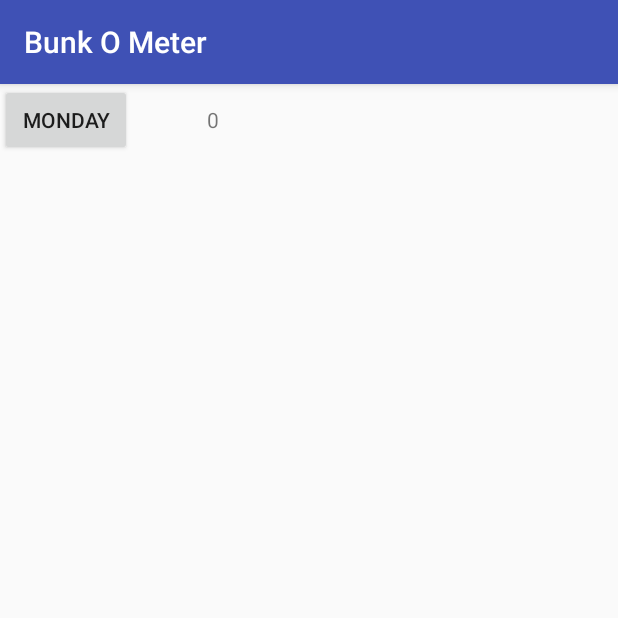
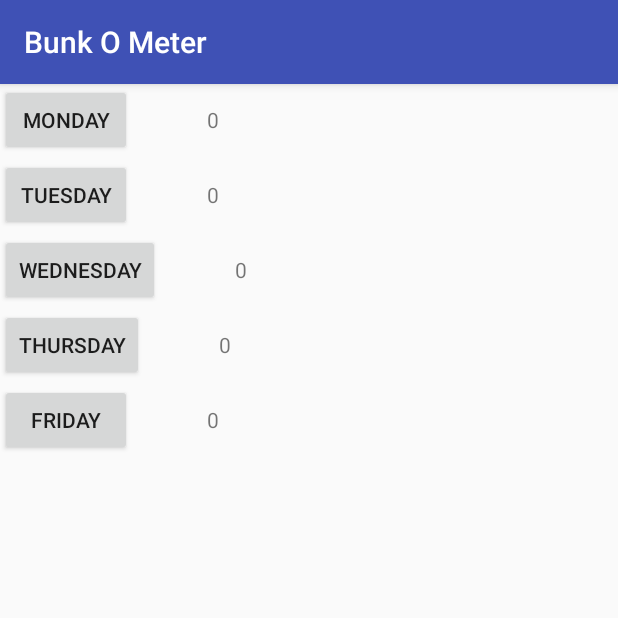
Before and after one commit to AldrichMascarenhas/Bunk-O-Meter, an Android app: the screen it shows after launch (MainActivity), on a phone screen of 412 x 824 dp, the top half of it. Run offline under Robolectric (Android 15) with nearby library versions, the phone set to English and light mode, and no system bars; our stand-ins replace Firebase (no records; nobody signed in at launch, a user with empty details on screens opened directly).

Commit message:
#7 Add Buttons/Text for other days

```diff
--- a/app/src/main/java/com/nerdcutlet/bunkometer/MainActivity.java
+++ b/app/src/main/java/com/nerdcutlet/bunkometer/MainActivity.java
@@ -12,8 +12,8 @@ import com.google.firebase.database.FirebaseDatabase;
 public class MainActivity extends AppCompatActivity {
 
     //Widgets
-    Button button_mon;
-    TextView textView_mon;
+    Button button_mon, button_tue, button_wed, button_thu, button_fri;
+    TextView textView_mon, textView_tue, textView_wed, textView_thu, textView_fri;
 
     //Class Variables
     int num_mon;
@@ -32,6 +32,19 @@ public class MainActivity extends AppCompatActivity {
         button_mon = (Button) findViewById(R.id.mon);
         textView_mon = (TextView) findViewById(R.id.mon_text);
 
+        button_tue = (Button) findViewById(R.id.tue);
+        textView_tue = (TextView) findViewById(R.id.tue_text);
+
+        button_wed = (Button) findViewById(R.id.wed);
+        textView_wed = (TextView) findViewById(R.id.wed_text);
+
+        button_thu = (Button) findViewById(R.id.thu);
+        textView_thu = (TextView) findViewById(R.id.thu_text);
+
+        button_fri = (Button) findViewById(R.id.fri);
+        textView_fri = (TextView) findViewById(R.id.fri_text);
+
+
         //Actions
         button_mon.setOnClickListener(new View.OnClickListener() {
             @Override
--- a/app/src/main/res/layout/activity_main.xml
+++ b/app/src/main/res/layout/activity_main.xml
@@ -19,7 +19,7 @@
 
         <View
             android:layout_width="50dp"
-            android:layout_height="wrap_content"/>
+            android:layout_height="50dp"/>
 
         <TextView
             android:id="@+id/mon_text"
@@ -29,5 +29,97 @@
 
     </LinearLayout>
 
+    <LinearLayout
+        android:layout_width="match_parent"
+        android:layout_height="wrap_content"
+        android:orientation="horizontal">
+
+        <Button
+            android:id="@+id/tue"
+            android:layout_width="wrap_content"
+            android:layout_height="wrap_content"
+            android:text="Tuesday" />
+
+        <View
+            android:layout_width="50dp"
+            android:layout_height="50dp"/>
+
+        <TextView
+            android:id="@+id/tue_text"
+            android:layout_width="wrap_content"
+            android:layout_height="wrap_content"
+            android:text="0" />
+
+    </LinearLayout>
+
+    <LinearLayout
+        android:layout_width="match_parent"
+        android:layout_height="wrap_content"
+        android:orientation="horizontal">
+
+        <Button
+            android:id="@+id/wed"
+            android:layout_width="wrap_content"
+            android:layout_height="wrap_content"
+            android:text="Wednesday" />
+
+        <View
+            android:layout_width="50dp"
+            android:layout_height="50dp"/>
+
+        <TextView
+            android:id="@+id/wed_text"
+            android:layout_width="wrap_content"
+            android:layout_height="wrap_content"
+            android:text="0" />
+
+    </LinearLayout>
+
+    <LinearLayout
+        android:layout_width="match_parent"
+        android:layout_height="wrap_content"
+        android:orientation="horizontal">
+
+        <Button
+            android:id="@+id/thu"
+            android:layout_width="wrap_content"
+            android:layout_height="wrap_content"
+            android:text="Thursday" />
+
+        <View
+            android:layout_width="50dp"
+            android:layout_height="50dp"/>
+
+        <TextView
+            android:id="@+id/thu_text"
+            android:layout_width="wrap_content"
+            android:layout_height="wrap_content"
+            android:text="0" />
+
+    </LinearLayout>
+
+    <LinearLayout
+        android:layout_width="match_parent"
+        android:layout_height="wrap_content"
+        android:orientation="horizontal">
+
+        <Button
+            android:id="@+id/fri"
+            android:layout_width="wrap_content"
+            android:layout_height="wrap_content"
+            android:text="Friday" />
+
+        <View
+            android:layout_width="50dp"
+            android:layout_height="50dp"/>
+
+        <TextView
+            android:id="@+id/fri_text"
+            android:layout_width="wrap_content"
+            android:layout_height="wrap_content"
+            android:text="0" />
+
+    </LinearLayout>
+
 
 </LinearLayout>
```
